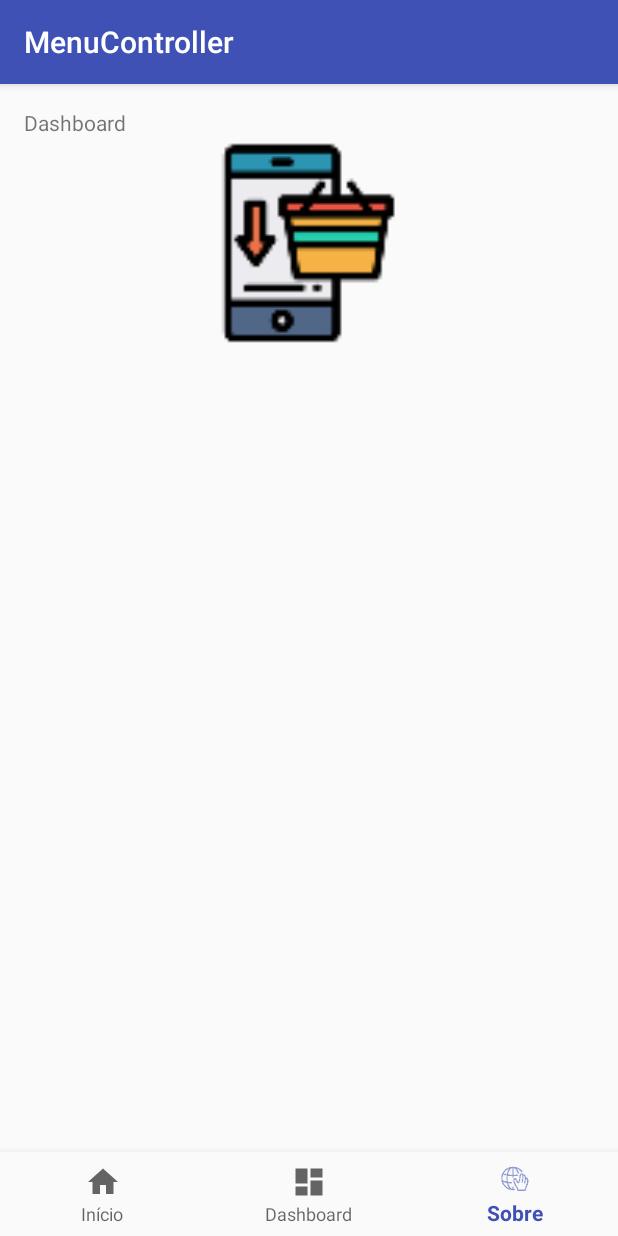
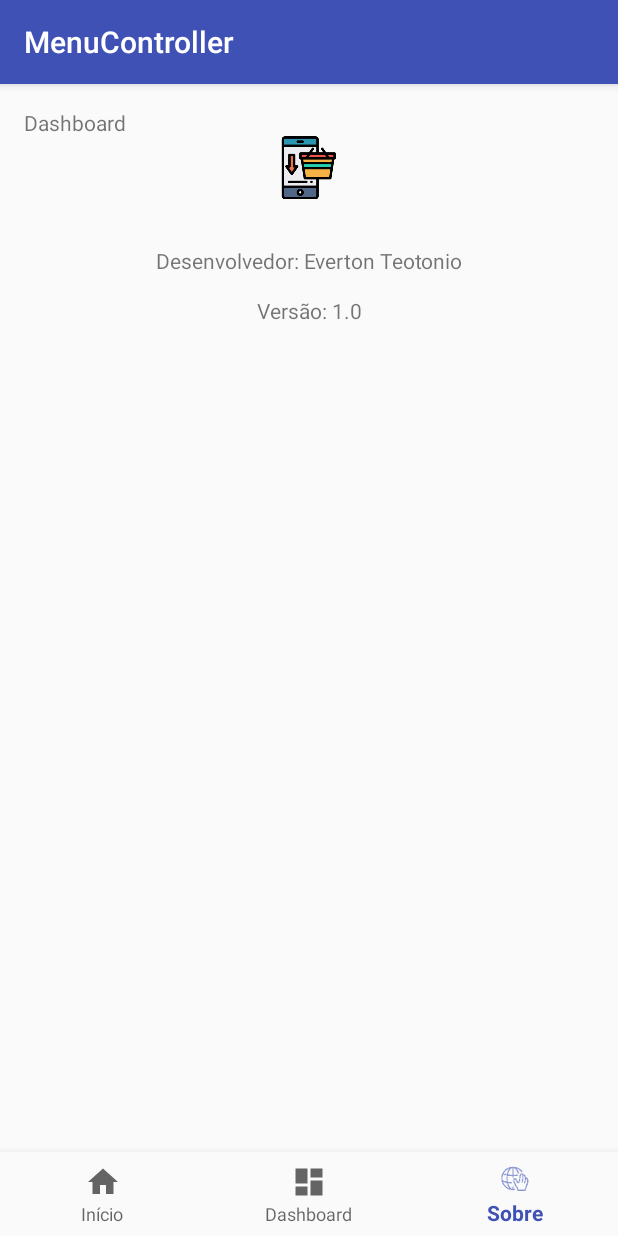
Before and after one commit to evertonteotonio/OrderOfService, an Android app: the screen it shows after launch once a user with an empty profile is signed in (MenuController), item 3 of the bottom bar chosen, on a phone screen of 412 x 824 dp. Run offline under Robolectric (Android 15) with nearby library versions, the phone set to English and light mode, and no system bars; our stand-ins replace Firebase (no records; nobody signed in at launch, a user with empty details on screens opened directly); libraries missing offline, so code that uses them is left out: org.jetbrains.anko; 2 statements that could not run were skipped.

Commit message:
Criando a estrutura dos dados

```diff
--- a/app/build.gradle
+++ b/app/build.gradle
@@ -42,6 +42,10 @@ dependencies {
     // FlexboxLayout
     implementation 'com.google.android:flexbox:1.0.0'
     implementation 'com.android.support:support-v4:27.1.1'
+
+    implementation 'com.android.support:recyclerview-v7:27.1.1'
+    implementation 'com.android.support:cardview-v7:27.1.1'
+
 }
 
 apply plugin: 'com.google.gms.google-services'
--- a/app/src/main/java/evertonteotonio/com/br/orderofservice/MainActivity.kt
+++ b/app/src/main/java/evertonteotonio/com/br/orderofservice/MainActivity.kt
@@ -51,7 +51,7 @@ class MainActivity : AppCompatActivity() {
         anim.reset()
 
         //Pegando o nosso objeto criado no layout
-        val iv = findViewById<View>(R.id.splash) as ImageView
+        val iv = findViewById<View>(R.id.imgLogo) as ImageView
         iv.clearAnimation()
         iv.startAnimation(anim)
 
--- a/app/src/main/res/layout/activity_about.xml
+++ b/app/src/main/res/layout/activity_about.xml
@@ -20,10 +20,10 @@
         android:textAlignment="center"
         app:layout_constraintEnd_toEndOf="parent"
         app:layout_constraintStart_toStartOf="parent"
-        app:layout_constraintTop_toBottomOf="@+id/splash" />
+        app:layout_constraintTop_toBottomOf="@+id/imgLogo" />
 
     <ImageView
-        android:id="@+id/splash"
+        android:id="@+id/imgLogo"
         android:layout_width="150dp"
         android:layout_height="150dp"
         android:layout_marginEnd="32dp"
@@ -50,7 +50,7 @@
         app:layout_constraintEnd_toEndOf="parent"
         android:textAlignment="center"
         app:layout_constraintStart_toStartOf="parent"
-        app:layout_constraintTop_toBottomOf="@+id/splash" />
+        app:layout_constraintTop_toBottomOf="@+id/imgLogo" />
 
     <TextView
         android:id="@+id/tvVersion"
--- a/app/src/main/res/layout/activity_main.xml
+++ b/app/src/main/res/layout/activity_main.xml
@@ -16,6 +16,6 @@
     <ImageView
         android:layout_width="@dimen/largura_logo_splash"
         android:layout_height="@dimen/altura_logo_splash"
-        android:id="@+id/splash"
+        android:id="@+id/imgLogo"
         android:background="@drawable/ic_action_support" />
 </LinearLayout>
--- a/app/src/main/res/layout/fragment_about.xml
+++ b/app/src/main/res/layout/fragment_about.xml
@@ -14,9 +14,9 @@
 
         <!-- TODO: Update blank fragment layout -->
         <ImageView
-            android:id="@+id/splash"
-            android:layout_width="150dp"
-            android:layout_height="150dp"
+            android:id="@+id/imgLogo"
+            android:layout_width="wrap_content"
+            android:layout_height="0dp"
 
             android:layout_marginEnd="32dp"
             android:layout_marginLeft="32dp"
@@ -28,6 +28,35 @@
             app:layout_constraintStart_toStartOf="parent"
             app:layout_constraintTop_toTopOf="parent" />
 
+        <TextView
+            android:id="@+id/tvDev"
+            android:layout_width="0dp"
+            android:layout_height="25dp"
+            android:layout_marginEnd="16dp"
+            android:layout_marginLeft="16dp"
+            android:layout_marginRight="16dp"
+            android:layout_marginStart="16dp"
+            android:layout_marginTop="28dp"
+            android:text="Desenvolvedor: Everton Teotonio"
+            app:layout_constraintEnd_toEndOf="parent"
+            android:textAlignment="center"
+            app:layout_constraintStart_toStartOf="parent"
+            app:layout_constraintTop_toBottomOf="@+id/imgLogo" />
+
+        <TextView
+            android:id="@+id/textView"
+            android:layout_width="wrap_content"
+            android:layout_height="0dp"
+            android:layout_marginEnd="8dp"
+            android:layout_marginLeft="8dp"
+            android:layout_marginRight="8dp"
+            android:layout_marginStart="8dp"
+            android:layout_marginTop="8dp"
+            android:text="Versão: 1.0"
+            app:layout_constraintEnd_toEndOf="parent"
+            app:layout_constraintStart_toStartOf="parent"
+            app:layout_constraintTop_toBottomOf="@+id/tvDev" />
+
 
     </android.support.constraint.ConstraintLayout>
 
```
Also changed, not shown: app/src/main/java/evertonteotonio/com/br/orderofservice/adapter/OrderAdapter.kt (added, +33 -0 lines), app/src/main/java/evertonteotonio/com/br/orderofservice/controller/LoginController.kt (+8 -21 lines), app/src/main/java/evertonteotonio/com/br/orderofservice/controller/MenuController.kt (+11 -0 lines), app/src/main/java/evertonteotonio/com/br/orderofservice/database/helper/DatabaseHelper.kt (+46 -2 lines), app/src/main/java/evertonteotonio/com/br/orderofservice/listener/OnItemClickListener.kt (added, +7 -0 lines), app/src/main/java/evertonteotonio/com/br/orderofservice/model/Address.kt (added, +25 -0 lines), app/src/main/java/evertonteotonio/com/br/orderofservice/model/Client.kt (added, +18 -0 lines), app/src/main/java/evertonteotonio/com/br/orderofservice/model/Order.kt (added, +19 -0 lines), app/src/main/java/evertonteotonio/com/br/orderofservice/model/TypeService.kt (added, +18 -0 lines), app/src/main/java/evertonteotonio/com/br/orderofservice/model/User.kt (+5 -3 lines), app/src/main/java/evertonteotonio/com/br/orderofservice/repository/TypeServiceRepository.kt (added, +63 -0 lines), app/src/main/java/evertonteotonio/com/br/orderofservice/repository/UserRepository.kt (added, +76 -0 lines).
